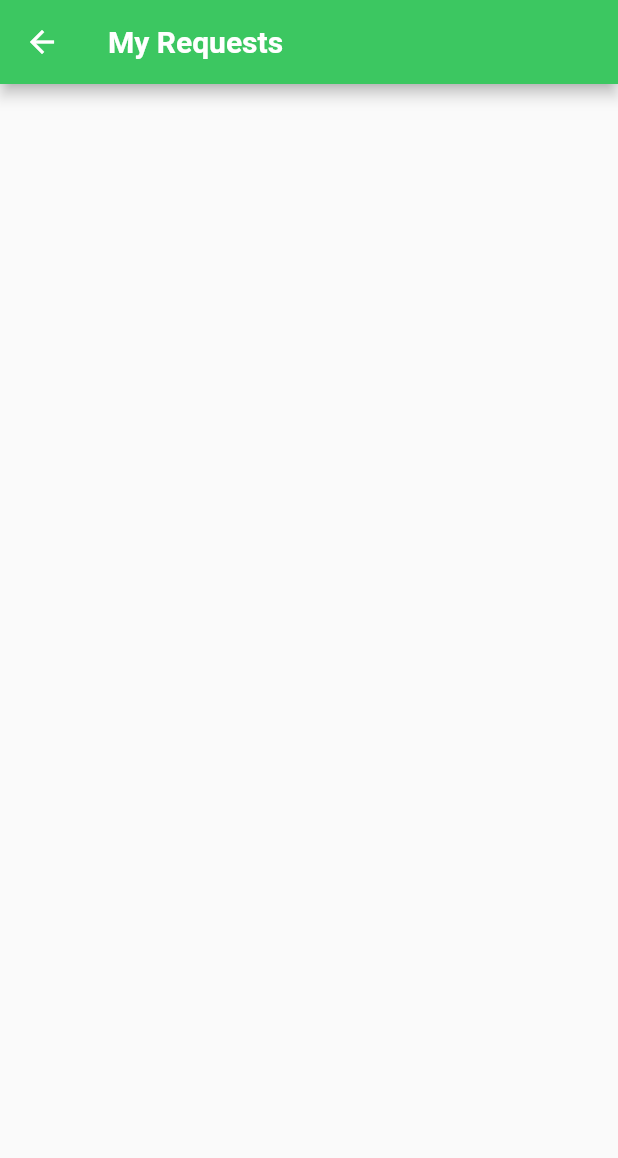
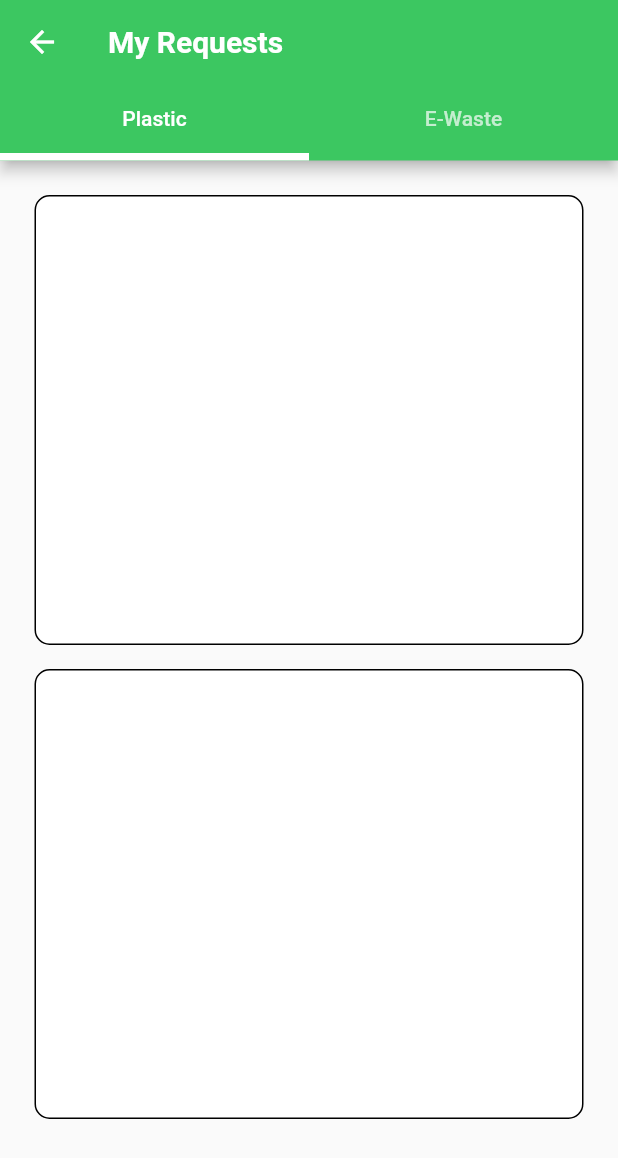
Before and after one commit to AthiraaAthi/My_Project, a Flutter app: the RequestsScreen screen opened directly, on a phone screen of 412 x 824 dp. Shown: the top 1158 px of the screen. Run offline on Flutter 3.47's test engine with Material 2 defaults, Android fonts, the light colour scheme and no system bars; our stand-ins replace cloud_firestore, firebase_core, lottie; accounts and stored records are empty.

Commit message:
added tabbar to requests screen

```diff
--- /dev/null
+++ b/lib/view/requests_page/plastics_screen.dart
@@ -0,0 +1,28 @@
+import 'package:flutter/material.dart';
+
+class PlasticScreen extends StatelessWidget {
+  const PlasticScreen({super.key});
+
+  @override
+  Widget build(BuildContext context) {
+    return Scaffold(
+      body: Padding(
+        padding: const EdgeInsets.all(15),
+        child: ListView.builder(
+          itemCount: 2,
+          itemBuilder: (context, index) => Padding(
+            padding: const EdgeInsets.all(8.0),
+            child: Container(
+              height: 300,
+              width: 300,
+              decoration: BoxDecoration(
+                  color: Colors.white,
+                  border: Border.all(),
+                  borderRadius: BorderRadius.circular(10)),
+            ),
+          ),
+        ),
+      ),
+    );
+  }
+}
--- a/lib/view/requests_page/requests.dart
+++ b/lib/view/requests_page/requests.dart
@@ -1,19 +1,83 @@
+import 'package:cloud_firestore/cloud_firestore.dart';
 import 'package:flutter/material.dart';
+import 'package:my_project/controller/my_controller/my_controller.dart';
+import 'package:my_project/view/requests_page/e-waste_screen.dart';
+import 'package:my_project/view/requests_page/plastics_screen.dart';
 
 import '../../utils/color_constant/color_constant.dart';
 
 class RequestsScreen extends StatelessWidget {
-  const RequestsScreen({super.key});
+  RequestsScreen({super.key});
+  CollectionReference employeeCollection =
+      FirebaseFirestore.instance.collection("Users");
 
   @override
   Widget build(BuildContext context) {
-    return Scaffold(
-      appBar: AppBar(
-        backgroundColor: ColorConstant.MainGreen,
-        title: Text(
-          "My Requests",
-          style: TextStyle(fontWeight: FontWeight.bold, color: Colors.white),
+    MyController MyControllerobj = MyController();
+    return DefaultTabController(
+      length: 2,
+      child: Scaffold(
+        appBar: AppBar(
+          backgroundColor: ColorConstant.MainGreen,
+          title: Text(
+            "My Requests",
+            style: TextStyle(fontWeight: FontWeight.bold, color: Colors.white),
+          ),
+          bottom:
+              TabBar(indicatorColor: Colors.white, indicatorWeight: 5, tabs: [
+            Tab(
+              text: "Plastic",
+            ),
+            Tab(
+              text: "E-Waste",
+            )
+          ]),
         ),
+        body: TabBarView(
+          children: [
+            PlasticScreen(),
+            EwasteScreen(),
+          ],
+        ),
+
+        // body: Expanded(
+        //   child: StreamBuilder(
+        //       stream: employeeCollection.snapshots(),
+        //       builder: (context, snapshot) {
+        //         if (snapshot.hasData) {
+        //           return ListView.builder(
+        //               itemCount: snapshot.data!.docs.length,
+        //               itemBuilder: (context, index) {
+        //                 //document snapshot
+        //                 DocumentSnapshot Users = snapshot.data!.docs[index];
+        //                 return Container(
+        //                   color: ColorConstant.MainGreen,
+        //                   child: Column(
+        //                     children: [
+        //                       Row(
+        //                         mainAxisAlignment: MainAxisAlignment.center,
+        //                         children: [
+        //                           SizedBox(
+        //                             height: 30,
+        //                           ),
+        //                           Text("${Users["Name"]} : -"),
+        //                           Text("${Users["Phone"]} : -"),
+        //                           Text("${Users["Address"]} : -"),
+        //                           Text("${Users["Quantity"]} : -"),
+        //                           Text("${Users["Date"]} : -")
+        //                         ],
+        //                       )
+        //                     ],
+        //                   ),
+        //                 );
+        //               });
+        //         } else {
+        //           return Center(
+        //             child: Text("No data"),
+        //           );
+        //         }
+        //       }),
+        // ),
       ),
     );
   }
```
Also changed, not shown: lib/controller/my_controller/my_controller.dart (added, +22 -0 lines), lib/view/home_screen/home_screen.dart (+27 -1 lines), lib/view/requests_page/e-waste_screen.dart (added, +28 -0 lines).
